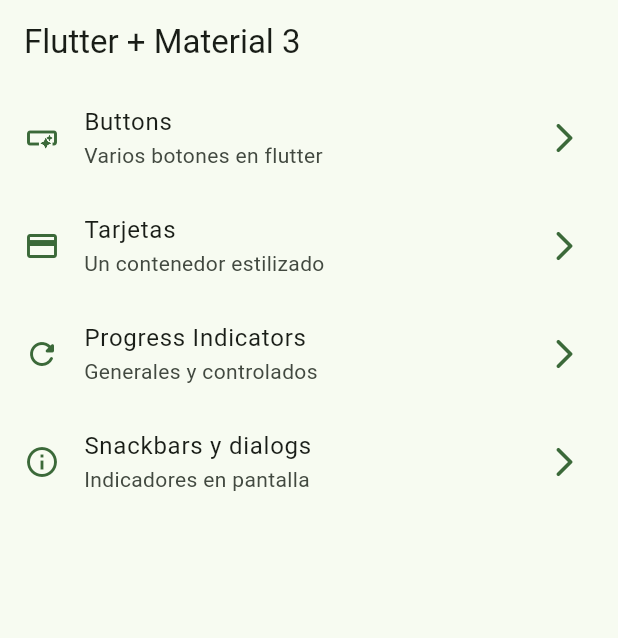
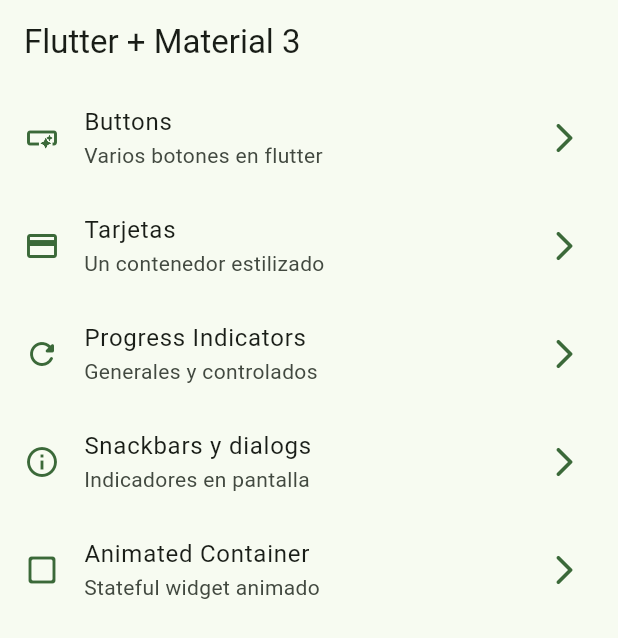
Before and after one commit to josecrsdc/widgetsApp, a Flutter app: the screen it shows after launch, on a phone screen of 412 x 824 dp. Shown: the top 638 px of the screen. Run offline on Flutter 3.47's test engine with Material 3 defaults, Android fonts, the phone set to English and light mode, and no system bars; our stand-ins replace go_router.

Commit message:
140:141-Agregar pantalla de Animated Container con funcionalidad de animación y cambio de forma

```diff
--- a/widgets_app/lib/config/menu/menu_items.dart
+++ b/widgets_app/lib/config/menu/menu_items.dart
@@ -44,4 +44,11 @@ const appMenuItems = <MenuItem>[
     icon: Icons.info_outline,
   ),
 
+  MenuItem(
+    title: 'Animated Container',
+    subtitle: 'Stateful widget animado',
+    link: '/animated',
+    icon: Icons.check_box_outline_blank_rounded,
+  ),
+
 ];
--- a/widgets_app/lib/config/router/app_router.dart
+++ b/widgets_app/lib/config/router/app_router.dart
@@ -29,6 +29,11 @@ final aapRouter = GoRouter(
       name: SnackbarScreen.name,
       builder: (context, state) => const SnackbarScreen()
     ),
+    GoRoute(
+      path: '/animated',
+      name: AnimatedScreen.name,
+      builder: (context, state) => const AnimatedScreen()
+    ),
 
   ],
 );
```
Also changed, not shown: widgets_app/lib/presentation/screens/animated/animated_screen.dart (+51 -3 lines).
